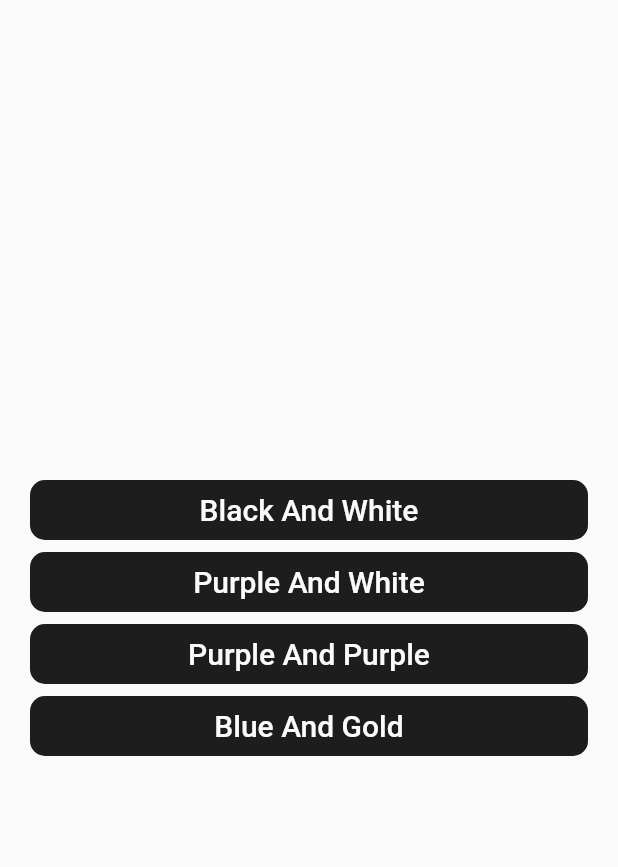
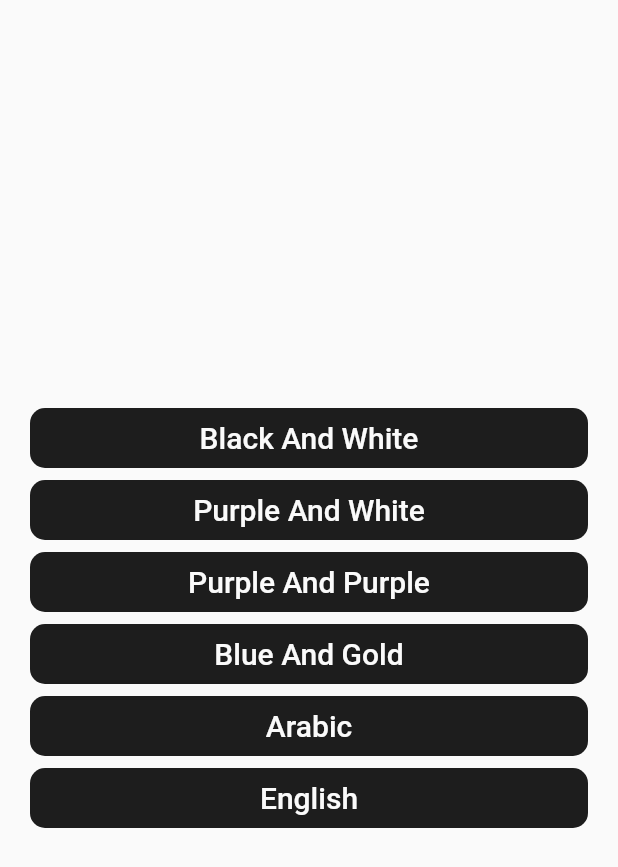
Before and after one commit to john-safwat/Heimdall, a Flutter app: the screen it shows after launch, after a tap on "Black And White", on a phone screen of 412 x 824 dp. Shown: the top 867 px of the screen. Run offline on Flutter 3.47's test engine with Material 3 defaults, Android fonts, the phone set to English and light mode, and no system bars; our stand-ins replace shared_preferences; generated files the repository leaves out were written again.

Commit message:
add app localization and base file
+ Add app_ar.arb
+ Add app_en.arb
+ Add AppConfigProvider.dart
+ Add BaseNavigator.dart
+ Add BaseState.dart
+ Add BaseViewModel.dart
+ Add l10n.yaml
+ Add LocalProvider.dart
+ Add LoginNavigator.dart
+ Modify LoginView.dart
+ Add LoginViewModel.dart
+ Modify main.dart
+ Modify pubspec.lock
+ Modify pubspec.yaml

```diff
--- /dev/null
+++ b/l10n.yaml
@@ -0,0 +1,3 @@
+arb-dir: lib/Core/l10n
+template-arb-file: app_en.arb
+output-localization-file: app_localizations.dart
--- /dev/null
+++ b/lib/Core/Base/BaseNavigator.dart
@@ -0,0 +1,4 @@
+abstract class BaseNavigator {
+
+
+}
--- /dev/null
+++ b/lib/Core/Base/BaseState.dart
@@ -0,0 +1,43 @@
+import 'package:flutter/material.dart';
+import 'package:heimdall/Core/Base/BaseNavigator.dart';
+import 'package:heimdall/Core/Base/BaseViewModel.dart';
+import 'package:heimdall/Core/Providers/AppConfigProvider.dart';
+import 'package:heimdall/Core/Providers/LocalProvider.dart';
+import 'package:heimdall/Core/Providers/ThemeProvider.dart';
+import 'package:provider/provider.dart';
+import 'package:flutter_gen/gen_l10n/app_localizations.dart';
+
+abstract class BaseState<T extends StatefulWidget , VM extends BaseViewModel> extends State<T> implements  BaseNavigator{
+
+  VM? viewModel;
+
+  @override
+  void initState() {
+    super.initState();
+    viewModel = initViewModel();
+    viewModel!.navigator = this;
+    viewModel!.appConfigProvider = Provider.of<AppConfigProvider>(context , listen: false);
+  }
+
+  @override
+  void dispose() {
+    super.dispose();
+    viewModel!.navigator = null ;
+    viewModel!.appConfigProvider = null;
+    viewModel!.themeProvider = null ;
+    viewModel!.localProvider =null;
+    viewModel =null;
+  }
+
+  VM? initViewModel();
+
+  @override
+  Widget build(BuildContext context) {
+    viewModel!.themeProvider = Provider.of<ThemeProvider>(context);
+    viewModel!.localProvider = Provider.of<LocalProvider>(context);
+    viewModel!.local = AppLocalizations.of(context)!;
+    viewModel!.mediaQuery = MediaQuery.of(context).size;
+    return const SizedBox();
+  }
+
+}
--- /dev/null
+++ b/lib/Core/Base/BaseViewModel.dart
@@ -0,0 +1,19 @@
+import 'package:flutter/material.dart';
+import 'package:heimdall/Core/Base/BaseNavigator.dart';
+import 'package:heimdall/Core/Providers/AppConfigProvider.dart';
+import 'package:heimdall/Core/Providers/LocalProvider.dart';
+import 'package:heimdall/Core/Providers/ThemeProvider.dart';
+import 'package:flutter_gen/gen_l10n/app_localizations.dart';
+
+abstract class BaseViewModel<N extends BaseNavigator> extends ChangeNotifier {
+
+  N? navigator ;
+
+  ThemeProvider? themeProvider;
+  LocalProvider? localProvider;
+  AppConfigProvider? appConfigProvider ;
+  AppLocalizations? local ;
+  Size? mediaQuery;
+
+
+}
--- /dev/null
+++ b/lib/Core/Providers/LocalProvider.dart
@@ -0,0 +1,34 @@
+import 'package:flutter/material.dart';
+import 'package:shared_preferences/shared_preferences.dart';
+
+class LocalProvider extends ChangeNotifier {
+
+  // set the default local
+  String _currentLocal = "en";
+
+  // function to change the local with new local and set it in
+  Future<void> changeLocal(String newLocal)async{
+
+    // if the new local is the same this condition will terminate
+    if(newLocal == _currentLocal) {return;}
+
+    // reed the shared preferences to read the old value of the theme
+    SharedPreferences prefs = await SharedPreferences.getInstance();
+    _currentLocal = newLocal;
+    prefs.setString("local", _currentLocal);
+
+    // notify all listeners on the theme values
+    notifyListeners();
+  }
+
+  // if the language is english
+  bool isEn(){
+    return _currentLocal == "en";
+  }
+
+  // function to return the local
+  String getLocal(){
+    return _currentLocal;
+  }
+
+}
--- /dev/null
+++ b/lib/Core/l10n/app_ar.arb
@@ -0,0 +1,8 @@
+{
+  "theme0":"ابيض و اسود" ,
+  "theme1":"بنفسجي و اسود" ,
+  "theme2":"فاتح و غامق" ,
+  "theme3":"ازرق و ذهبي",
+  "arabic" : "عربي" ,
+  "english" : "امجليزي"
+}
--- /dev/null
+++ b/lib/Core/l10n/app_en.arb
@@ -0,0 +1,8 @@
+{
+  "theme0":"Black And White" ,
+  "theme1":"Purple And White" ,
+  "theme2":"Purple And Purple" ,
+  "theme3":"Blue And Gold",
+  "arabic" : "Arabic" ,
+  "english" : "English"
+}
--- /dev/null
+++ b/lib/Presentation/UI/Login/LoginNavigator.dart
@@ -0,0 +1,6 @@
+import 'package:heimdall/Core/Base/BaseNavigator.dart';
+
+abstract class LoginNavigator extends BaseNavigator{
+
+
+}
--- a/lib/Presentation/UI/Login/LoginView.dart
+++ b/lib/Presentation/UI/Login/LoginView.dart
@@ -1,20 +1,28 @@
 import 'package:flutter/material.dart';
+import 'package:heimdall/Core/Base/BaseState.dart';
 import 'package:heimdall/Core/Providers/ThemeProvider.dart';
 import 'package:heimdall/Core/Theme/MyTheme.dart';
+import 'package:heimdall/Presentation/UI/Login/LoginNavigator.dart';
+import 'package:heimdall/Presentation/UI/Login/LoginViewModel.dart';
 import 'package:provider/provider.dart';
 
-class LoginView extends StatelessWidget {
+class LoginView extends StatefulWidget {
 
   static const String routeName = "Login";
 
   const LoginView({super.key});
 
   @override
+  State<LoginView> createState() => _LoginViewState();
+}
+
+class _LoginViewState extends BaseState<LoginView , LoginViewModel> implements LoginNavigator{
+  @override
   Widget build(BuildContext context) {
-
-    ThemeProvider themeProvider = Provider.of<ThemeProvider>(context);
-
-    return Scaffold(
+    super.build(context);
+    return ChangeNotifierProvider(
+      create: (context) => viewModel!,
+      child: Scaffold(
         body: Padding(
           padding: const EdgeInsets.all(20.0),
           child: Column(
@@ -22,24 +30,38 @@ class LoginView extends StatelessWidget {
             crossAxisAlignment: CrossAxisAlignment.stretch,
             children: [
               ElevatedButton(
-              onPressed: (){themeProvider.changeTheme(MyTheme.blackAndWhiteTheme);},
-              child: const Text("Black And White"),
+                onPressed: (){viewModel!.themeProvider!.changeTheme(MyTheme.blackAndWhiteTheme);},
+                child: Text(viewModel!.local!.theme0),
               ),
               ElevatedButton(
-              onPressed: (){themeProvider.changeTheme(MyTheme.purpleAndWhiteTheme);},
-              child: const Text("Purple And White"),
+                onPressed: (){viewModel!.themeProvider!.changeTheme(MyTheme.purpleAndWhiteTheme);},
+                child: Text(viewModel!.local!.theme1),
               ),
               ElevatedButton(
-              onPressed: (){themeProvider.changeTheme(MyTheme.darkPurpleTheme);},
-              child: const Text("Purple And Purple"),
+                onPressed: (){viewModel!.themeProvider!.changeTheme(MyTheme.darkPurpleTheme);},
+                child: Text(viewModel!.local!.theme2),
               ),
               ElevatedButton(
-              onPressed: (){themeProvider.changeTheme(MyTheme.darkBlueTheme);},
-              child: const Text("Blue And Gold"),
-            )
+                onPressed: (){viewModel!.themeProvider!.changeTheme(MyTheme.darkBlueTheme);},
+                child: Text(viewModel!.local!.theme3),
+              ),
+              ElevatedButton(
+                onPressed: (){viewModel!.localProvider!.changeLocal("ar");},
+                child: Text(viewModel!.local!.arabic),
+              ),
+              ElevatedButton(
+                onPressed: (){viewModel!.localProvider!.changeLocal("en");},
+                child: Text(viewModel!.local!.english),
+              ),
             ],
+          ),
         ),
       ),
     );
   }
+
+  @override
+  LoginViewModel? initViewModel() {
+    return LoginViewModel();
   }
+}
--- /dev/null
+++ b/lib/Presentation/UI/Login/LoginViewModel.dart
@@ -0,0 +1,6 @@
+import 'package:heimdall/Core/Base/BaseViewModel.dart';
+import 'package:heimdall/Presentation/UI/Login/LoginNavigator.dart';
+
+class LoginViewModel extends BaseViewModel<LoginNavigator>{
+
+}
--- a/lib/main.dart
+++ b/lib/main.dart
@@ -1,16 +1,23 @@
 import 'package:flutter/material.dart';
+import 'package:flutter_localizations/flutter_localizations.dart';
+import 'package:heimdall/Core/Providers/AppConfigProvider.dart';
+import 'package:heimdall/Core/Providers/LocalProvider.dart';
 import 'package:heimdall/Core/Providers/ThemeProvider.dart';
 import 'package:heimdall/Core/Theme/MyTheme.dart';
 import 'package:heimdall/Presentation/UI/Login/LoginView.dart';
 import 'package:provider/provider.dart';
 import 'package:shared_preferences/shared_preferences.dart';
+import 'package:flutter_gen/gen_l10n/app_localizations.dart';
+
 
 void main(){
 
   runApp(
     MultiProvider(
       providers: [
-        ChangeNotifierProvider(create: (context) => ThemeProvider(),)
+        ChangeNotifierProvider(create: (context) => ThemeProvider(),),
+        ChangeNotifierProvider(create: (context) => LocalProvider(),),
+        ChangeNotifierProvider(create: (context) => AppConfigProvider(),)
       ],
       child: MyApp()
     )
@@ -23,20 +30,31 @@
 
   // define the needed provider
   late ThemeProvider themeProvider;
-
+  late LocalProvider localProvider ;
 
 
   @override
   Widget build(BuildContext context) {
 
     themeProvider = Provider.of<ThemeProvider>(context);
+    localProvider = Provider.of<LocalProvider>(context);
+
     // set the theme on the last theme user used
     setTheme();
+    // set the language to the current language
+    setLocal();
 
     return MaterialApp(
       // remove the red debug banner
       debugShowCheckedModeBanner: false,
-
+      localizationsDelegates:const [
+        AppLocalizations.delegate,
+        GlobalMaterialLocalizations.delegate,
+        GlobalWidgetsLocalizations.delegate,
+        GlobalCupertinoLocalizations.delegate,
+      ],
+      locale:Locale(localProvider.getLocal()),
+      supportedLocales: AppLocalizations.supportedLocales,
       // define the application routes that hold all the
       routes: {
         LoginView.routeName : (context) => LoginView()
@@ -68,5 +86,12 @@
     }
   }
 
+  // function to get the last set local
+  Future<void> setLocal()async{
+    // call object of shared preferences and read the theme value
+    SharedPreferences prefs = await SharedPreferences.getInstance();
+    var local = prefs.getString("local");
+    localProvider.changeLocal(local??="en");
+  }
 
 }
```
Also changed, not shown: lib/Core/Providers/AppConfigProvider.dart (added, +19 -0 lines), pubspec.yaml (+5 -3 lines), pubspec.lock. Lines whose indentation alone changed are shown as unchanged.
